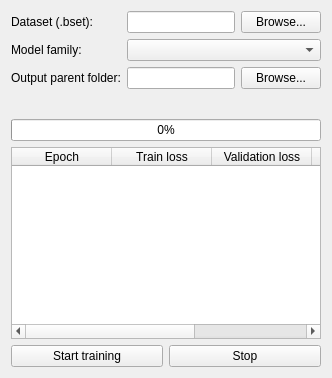
This is ui/trainingpage.ui in Sergey-pixel-dev/bioanalyzer as Qt 5 draws it before an edit. The edited form follows.
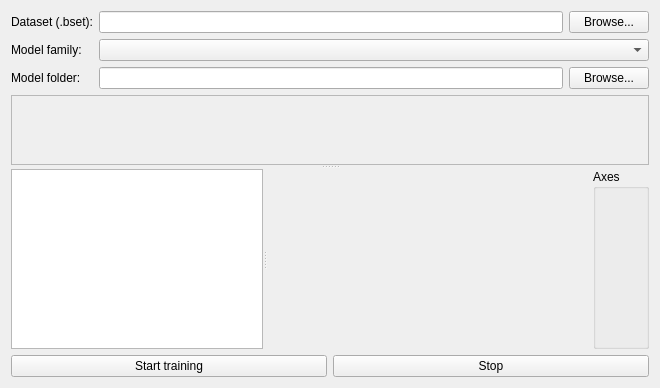
This is the edited form. Custom widgets are drawn as their Qt base class.

Diff of the .ui file:
```diff
--- a/ui/trainingpage.ui
+++ b/ui/trainingpage.ui
@@ -10,16 +10,56 @@
      <item row="0" column="1"><layout class="QHBoxLayout" name="datasetLayout"><item><widget class="QLineEdit" name="datasetPath"><property name="readOnly"><bool>true</bool></property></widget></item><item><widget class="QPushButton" name="datasetBrowse"><property name="text"><string>Browse...</string></property></widget></item></layout></item>
      <item row="1" column="0"><widget class="QLabel" name="familyLabel"><property name="text"><string>Model family:</string></property></widget></item>
      <item row="1" column="1"><widget class="QComboBox" name="familyCombo"/></item>
-     <item row="2" column="0"><widget class="QLabel" name="outputLabel"><property name="text"><string>Output parent folder:</string></property></widget></item>
-     <item row="2" column="1"><layout class="QHBoxLayout" name="outputLayout"><item><widget class="QLineEdit" name="outputPath"/></item><item><widget class="QPushButton" name="outputBrowse"><property name="text"><string>Browse...</string></property></widget></item></layout></item>
+     <item row="2" column="0"><widget class="QLabel" name="outputLabel"><property name="text"><string>Model folder:</string></property></widget></item>
+     <item row="2" column="1"><layout class="QHBoxLayout" name="outputLayout"><item><widget class="QLineEdit" name="outputPath"><property name="toolTip"><string>A folder with a trained model continues its training; any other folder receives a new model</string></property></widget></item><item><widget class="QPushButton" name="outputBrowse"><property name="text"><string>Browse...</string></property></widget></item></layout></item>
     </layout>
    </item>
-   <item><widget class="QWidget" name="hyperparameters"><layout class="QFormLayout" name="hyperparameterForm"/></widget></item>
-   <item><widget class="QProgressBar" name="progress"><property name="value"><number>0</number></property></widget></item>
-   <item><widget class="QTableWidget" name="metrics"><property name="columnCount"><number>5</number></property><property name="rowCount"><number>0</number></property><column><property name="text"><string>Epoch</string></property></column><column><property name="text"><string>Train loss</string></property></column><column><property name="text"><string>Validation loss</string></property></column><column><property name="text"><string>Metric</string></property></column><column><property name="text"><string>Progress</string></property></column></widget></item>
+   <item>
+    <widget class="QSplitter" name="splitter">
+     <property name="orientation"><enum>Qt::Vertical</enum></property>
+     <property name="childrenCollapsible"><bool>false</bool></property>
+     <widget class="QScrollArea" name="hyperparameterScroll">
+      <property name="widgetResizable"><bool>true</bool></property>
+      <property name="horizontalScrollBarPolicy"><enum>Qt::ScrollBarAlwaysOff</enum></property>
+      <widget class="QWidget" name="hyperparameters">
+       <layout class="QFormLayout" name="hyperparameterForm"/>
+      </widget>
+     </widget>
+     <widget class="QSplitter" name="resultsSplitter">
+      <property name="orientation"><enum>Qt::Horizontal</enum></property>
+      <property name="childrenCollapsible"><bool>false</bool></property>
+      <widget class="QTableWidget" name="metrics"/>
+      <widget class="QWidget" name="plotPanel">
+       <layout class="QHBoxLayout" name="plotLayout" stretch="1,0">
+        <property name="leftMargin"><number>0</number></property>
+        <property name="topMargin"><number>0</number></property>
+        <property name="rightMargin"><number>0</number></property>
+        <property name="bottomMargin"><number>0</number></property>
+        <item><widget class="QCustomPlot" name="lossPlot"><property name="minimumSize"><size><width>320</width><height>180</height></size></property><property name="toolTip"><string>Wheel and a frame drawn with the left button zoom in; the middle button fits the curves again</string></property></widget></item>
+        <item>
+         <widget class="QGroupBox" name="axesBox">
+          <property name="sizePolicy"><sizepolicy hsizetype="Maximum" vsizetype="Preferred"><horstretch>0</horstretch><verstretch>0</verstretch></sizepolicy></property>
+          <property name="title"><string>Axes</string></property>
+          <property name="toolTip"><string>The axis each value is drawn on: values of one scale, such as the losses, share an axis</string></property>
+          <layout class="QFormLayout" name="axesForm"/>
+         </widget>
+        </item>
+       </layout>
+      </widget>
+     </widget>
+    </widget>
+   </item>
    <item><layout class="QHBoxLayout" name="buttonsLayout"><item><widget class="QPushButton" name="startButton"><property name="text"><string>Start training</string></property></widget></item><item><widget class="QPushButton" name="stopButton"><property name="text"><string>Stop</string></property></widget></item></layout></item>
   </layout>
  </widget>
+ <customwidgets>
+  <customwidget>
+   <class>QCustomPlot</class>
+   <extends>QWidget</extends>
+   <header>qcustomplot.h</header>
+   <container>1</container>
+  </customwidget>
+ </customwidgets>
  <resources/>
  <connections/>
 </ui>
```
